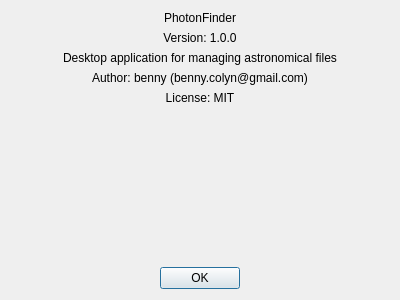
Qt form photonfinder/ui/AboutDialog.ui (bcolyn/PhotonFinder) before a commit.
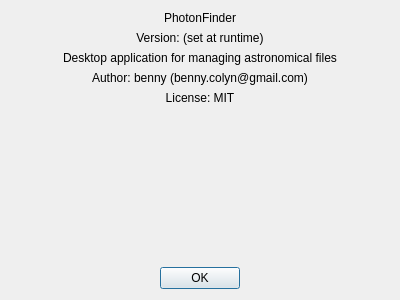
The same form after that commit.

Commit message:
Show version from pyproject.toml and build date in About dialog; bump to 2.0.0
The About dialog and MCP stub hard-coded 1.0.0. Read the version from pyproject.toml instead (bundled into the PyInstaller build), and stamp a YYYYMMDD build date at build time via the spec file.

Diff of the .ui file:
```diff
--- a/photonfinder/ui/AboutDialog.ui
+++ b/photonfinder/ui/AboutDialog.ui
@@ -30,7 +30,7 @@
    <item>
     <widget class="QLabel" name="versionLabel">
      <property name="text">
-      <string>Version: 1.0.0</string>
+      <string>Version: (set at runtime)</string>
      </property>
      <property name="alignment">
       <set>Qt::AlignCenter</set>
```
The commit also changes 7 other files.
